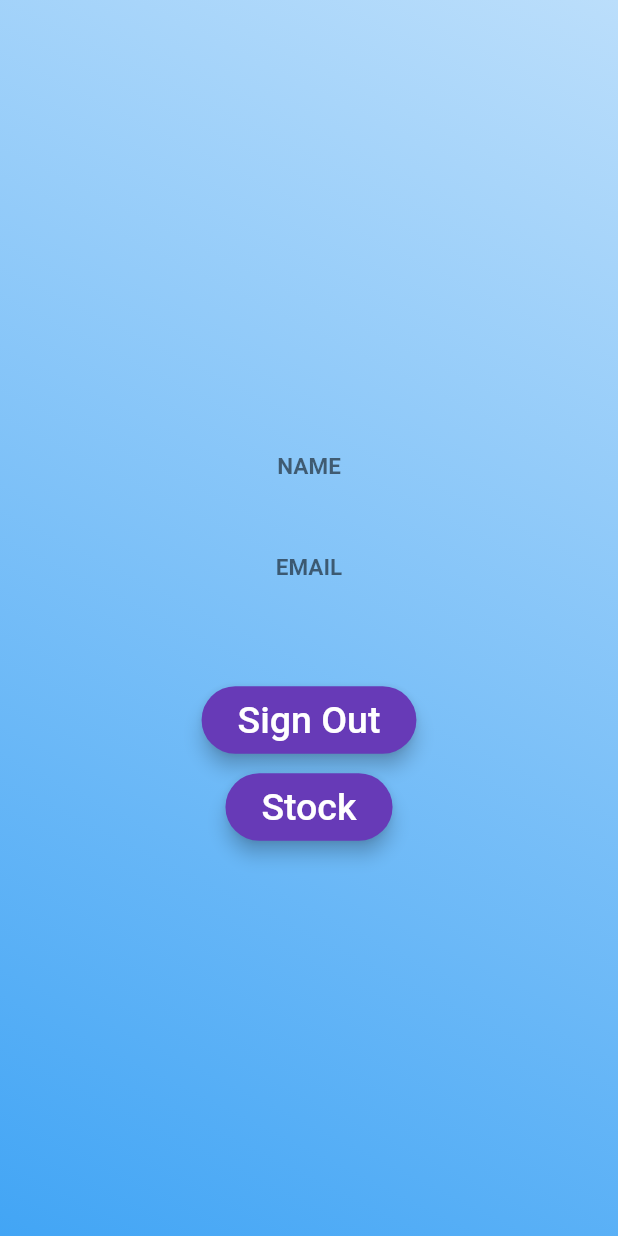
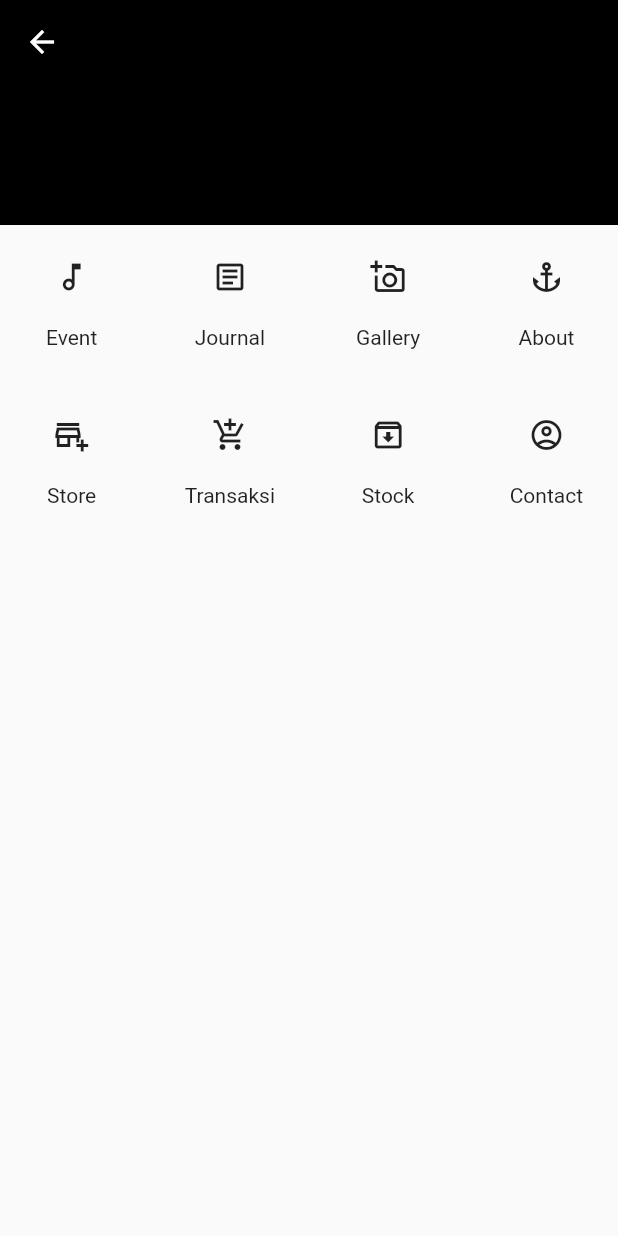
Before and after one commit to Yovieaji13/project_uas_kasir, a Flutter app: the SecondScreen screen opened directly, on a phone screen of 412 x 824 dp. Run offline on Flutter 3.47's test engine with Material 2 defaults, Android fonts, the phone set to English and light mode, and no system bars; our stand-ins replace cloud_firestore, firebase_auth, firebase_core, flutter_swiper, google_sign_in; accounts and stored records are empty; network calls fail.

Commit message:
progress_skema1

```diff
--- a/lib/Pages/edit_screen.dart
+++ b/lib/Pages/edit_screen.dart
@@ -57,7 +57,6 @@ class _EditStockState extends State<EditStock> {
         stockProvider.loadValues(widget.stock);
       });
     }
-
     super.initState();
   }
 
@@ -66,7 +65,9 @@ class _EditStockState extends State<EditStock> {
     final stockProvider = Provider.of<StockProvider>(context);
 
     return Scaffold(
-      appBar: AppBar(title: Text('Update Stock')),
+      appBar: AppBar(
+        backgroundColor: Colors.black,
+        title: Text('Update Stock')),
       body: Padding(
         padding: const EdgeInsets.all(8.0),
         child: ListView(
--- a/lib/Pages/second_screen.dart
+++ b/lib/Pages/second_screen.dart
@@ -1,110 +1,160 @@
 import 'package:flutter/material.dart';
+import 'package:project_uas_kasir/main.dart';
 import 'package:project_uas_kasir/service/sign_in.dart';
 import 'stock_screen.dart';
-import 'loginpage.dart';
+import 'transaksi_screen.dart';
 
 class SecondScreen extends StatelessWidget {
   @override
   Widget build(BuildContext context) {
     return Scaffold(
-      body: Container(
-        decoration: BoxDecoration(
-          gradient: LinearGradient(
-            begin: Alignment.topRight,
-            end: Alignment.bottomLeft,
-            colors: [Colors.blue[100], Colors.blue[400]],
+     body: CustomScrollView(
+        slivers: <Widget>[
+          SliverAppBar(
+            backgroundColor: Colors.black,
+            expandedHeight: 150.0,
+            flexibleSpace: FlexibleSpaceBar(
+              centerTitle: true,
+              title: Text(
+                name ?? email.split('@')[0],
+                style: TextStyle(color: Colors.white, fontSize: 18),
+                textAlign: TextAlign.center,
               ),
             ),
-        child: Center(
-          child: Column(
-            mainAxisAlignment: MainAxisAlignment.center,
-            mainAxisSize: MainAxisSize.max,
+          ),
+          SliverList(
+            delegate: SliverChildListDelegate([
+              GridView.count(
+                shrinkWrap: true,
+                crossAxisCount: 4,
+                crossAxisSpacing: 10.0,
+                mainAxisSpacing: 10.0,
                 children: <Widget>[
-              // CircleAvatar(
-              //   backgroundImage: NetworkImage(
-              //     imageUrl,
-              //   ),
-              //   radius: 60,
-              //   backgroundColor: Colors.transparent,
-              // ),
-              SizedBox(height: 40),
-              Text(
-                'NAME',
-                style: TextStyle(
-                    fontSize: 15,
-                    fontWeight: FontWeight.bold,
-                    color: Colors.black54),
+                  InkWell(
+                    child: MenuIcon(
+                      icon: Icons.audiotrack_outlined,
+                      label: 'Event',
                     ),
-              Text(
-                 name ?? email.split('@')[0],
-                style: TextStyle(
-                    fontSize: 25,
-                    color: Colors.deepPurple,
-                    fontWeight: FontWeight.bold),
+                    // onTap: () {
+                    //   MaterialPageRoute route =
+                    //             MaterialPageRoute(builder: (_) => StockScreen());
+                    //         Navigator.push(context, route);
+                    //   },
                   ),
-              SizedBox(height: 20),
-              Text(
-                'EMAIL',
-                style: TextStyle(
-                    fontSize: 15,
-                    fontWeight: FontWeight.bold,
-                    color: Colors.black54),
+                  InkWell(
+                    child: MenuIcon(
+                      icon: Icons.article_outlined,
+                      label: 'Journal',
                     ),
-              Text(
-                email,
-                style: TextStyle(
-                    fontSize: 25,
-                    color: Colors.deepPurple,
-                    fontWeight: FontWeight.bold),
+                    // onTap: () {
+                    //   MaterialPageRoute route =
+                    //             MaterialPageRoute(builder: (_) => StockScreen());
+                    //         Navigator.push(context, route);
+                    //   },
                   ),
-              SizedBox(height: 40),
-              RaisedButton(
-                onPressed: () {
-                  signOutGoogle();
-
-                  Navigator.of(context).pushAndRemoveUntil(
-                      MaterialPageRoute(builder: (context) {
-                    return LoginPage();
-                  }), ModalRoute.withName('/'));
+                  InkWell(
+                    child: MenuIcon(
+                      icon: Icons.add_a_photo_outlined,
+                      label: 'Gallery',
+                    ),
+                    // onTap: () {
+                    //   MaterialPageRoute route =
+                    //             MaterialPageRoute(builder: (_) => StockScreen());
+                    //         Navigator.push(context, route);
+                    //   },
+                  ),
+                  InkWell(
+                    child: MenuIcon(
+                      icon: Icons.anchor_outlined,
+                      label: 'About',
+                    ),
+                    // onTap: () {
+                    //   MaterialPageRoute route =
+                    //             MaterialPageRoute(builder: (_) => StockScreen());
+                    //         Navigator.push(context, route);
+                    //   },
+                  ),
+                  InkWell(
+                    child: MenuIcon(
+                      icon: Icons.add_business_outlined,
+                      label: 'Store',
+                    ),
+                    // onTap: () {
+                    //   MaterialPageRoute route =
+                    //             MaterialPageRoute(builder: (_) => StockScreen());
+                    //         Navigator.push(context, route);
+                    //   },
+                  ),
+                  InkWell(
+                    child: MenuIcon(
+                      icon: Icons.add_shopping_cart_outlined,
+                      label: 'Transaksi',
+                    ),
+                    onTap: () {
+                      MaterialPageRoute route =
+                                MaterialPageRoute(builder: (_) => TransaksiScreen());
+                            Navigator.push(context, route);
                       },
-                color: Colors.deepPurple,
-                child: Padding(
-                  padding: const EdgeInsets.all(8.0),
-                  child: Text(
-                    'Sign Out',
-                    style: TextStyle(fontSize: 25, color: Colors.white),
                   ),
+                  InkWell(
+                    child: MenuIcon(
+                      icon: Icons.archive_outlined,
+                      label: 'Stock',
                     ),
-                elevation: 5,
-                shape: RoundedRectangleBorder(
-                    borderRadius: BorderRadius.circular(40)),
+                    onTap: () {
+                      MaterialPageRoute route =
+                          MaterialPageRoute(builder: (_) => StockScreen());
+                      Navigator.push(context, route);
+                    },
                   ),
-              SizedBox(height: 10),
-              RaisedButton(
-                onPressed: () {
-                  signOutGoogle();
-
-                  Navigator.of(context).pushAndRemoveUntil(
-                      MaterialPageRoute(builder: (context) {
-                    return StockScreen();
-                  }), ModalRoute.withName('/'));
-                },
-                color: Colors.deepPurple,
-                child: Padding(
-                  padding: const EdgeInsets.all(8.0),
-                  child: Text(
-                    'Stock',
-                    style: TextStyle(fontSize: 25, color: Colors.white),
+                  InkWell(
+                    child: MenuIcon(
+                      icon: Icons.account_circle_outlined,
+                      label: 'Contact',
                     ),
+                    // onTap: () {
+                    //   MaterialPageRoute route =
+                    //             MaterialPageRoute(builder: (_) => StockScreen());
+                    //         Navigator.push(context, route);
+                    //   },
                   ),
-                elevation: 5,
-                shape: RoundedRectangleBorder(
-                    borderRadius: BorderRadius.circular(40)),
+                ],
+              )
+            ]),
           )
         ],
-          ),
-        ),
       ),
     );
   }
 }
+
+class MenuIcon extends StatelessWidget {
+  final IconData icon;
+  final Color iconColor;
+  final String label;
+
+  MenuIcon({this.icon, this.iconColor, this.label});
+
+  @override
+  Widget build(BuildContext context) {
+    return Container(
+      child: Column(
+        mainAxisAlignment: MainAxisAlignment.center,
+        children: <Widget>[
+          Container(
+            decoration: BoxDecoration(
+              color: iconColor,
+              borderRadius: BorderRadius.circular(10.0),
+            ),
+            child: Padding(
+              padding: const EdgeInsets.all(10.0),
+              child: Icon(icon, color: iconColor),
+            ),
+          ),
+          SizedBox(height: 10.0),
+          Text(label)
+        ],
+      ),
+    );
+  }
+}
--- a/lib/Pages/stock_screen.dart
+++ b/lib/Pages/stock_screen.dart
@@ -10,6 +10,7 @@ class StockScreen extends StatelessWidget {
 
     return Scaffold(
       appBar: AppBar(
+        backgroundColor: Colors.black,
         title: Text('Stock Morfeen'),
         actions: <Widget>[
           IconButton(
--- a/lib/Service/sign_in.dart
+++ b/lib/Service/sign_in.dart
@@ -7,6 +7,7 @@ final GoogleSignIn googleSignIn = GoogleSignIn();
 String name;
 String email;
 String imageUrl;
+
 Future<String> signInWithGoogle() async {
   await Firebase.initializeApp();
   final GoogleSignInAccount googleSignInAccount = await googleSignIn.signIn();
@@ -84,7 +85,6 @@ Future<String> createUserWithEmailAndPassword(
 
   final User user = userCredential.user;
   if (user != null) {
-    // Checking if email and name is null
     assert(user.email != null);
     email = user.email;
 
--- a/pubspec.yaml
+++ b/pubspec.yaml
@@ -30,7 +30,7 @@ dependencies:
   google_sign_in: ^5.0.2
   provider: ^5.0.0
   uuid: ^3.0.4
-
+  flutter_swiper: ^1.1.6  #add this line
   # The following adds the Cupertino Icons font to your application.
   # Use with the CupertinoIcons class for iOS style icons.
 
```
Also changed, not shown: lib/Pages/first_screen.dart (+146 -79 lines), lib/Pages/loginpage.dart (+10 -3 lines), lib/Pages/transaksi_screen.dart (+117 -0 lines), pubspec.lock. Lines whose indentation alone changed are shown as unchanged.
